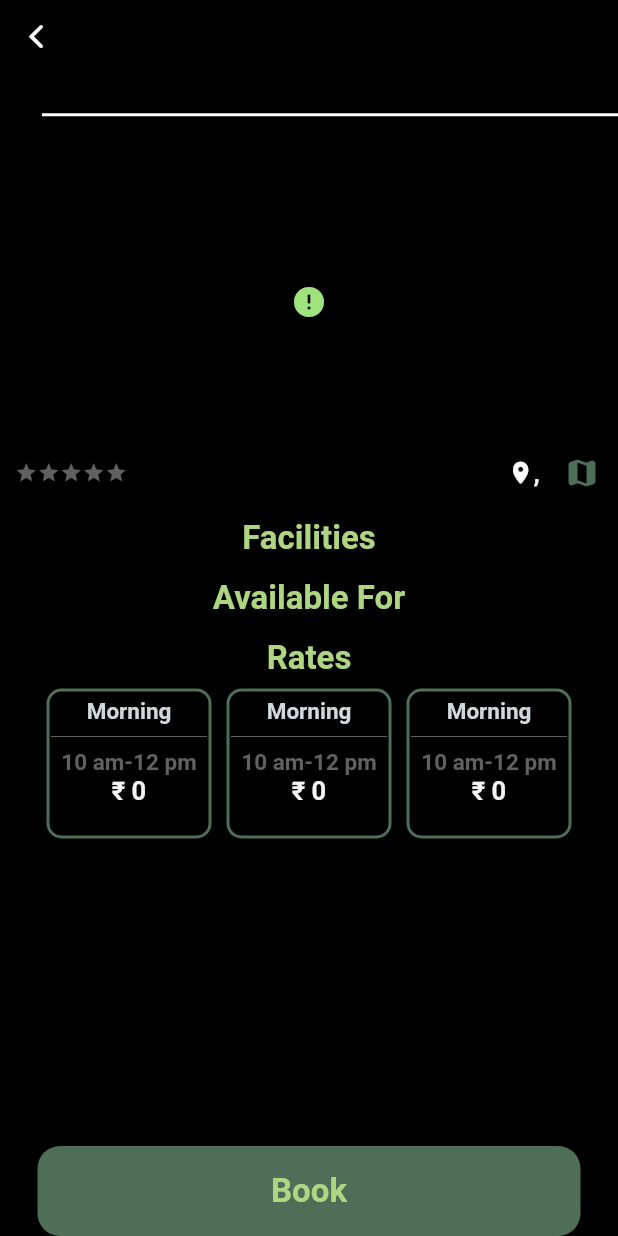
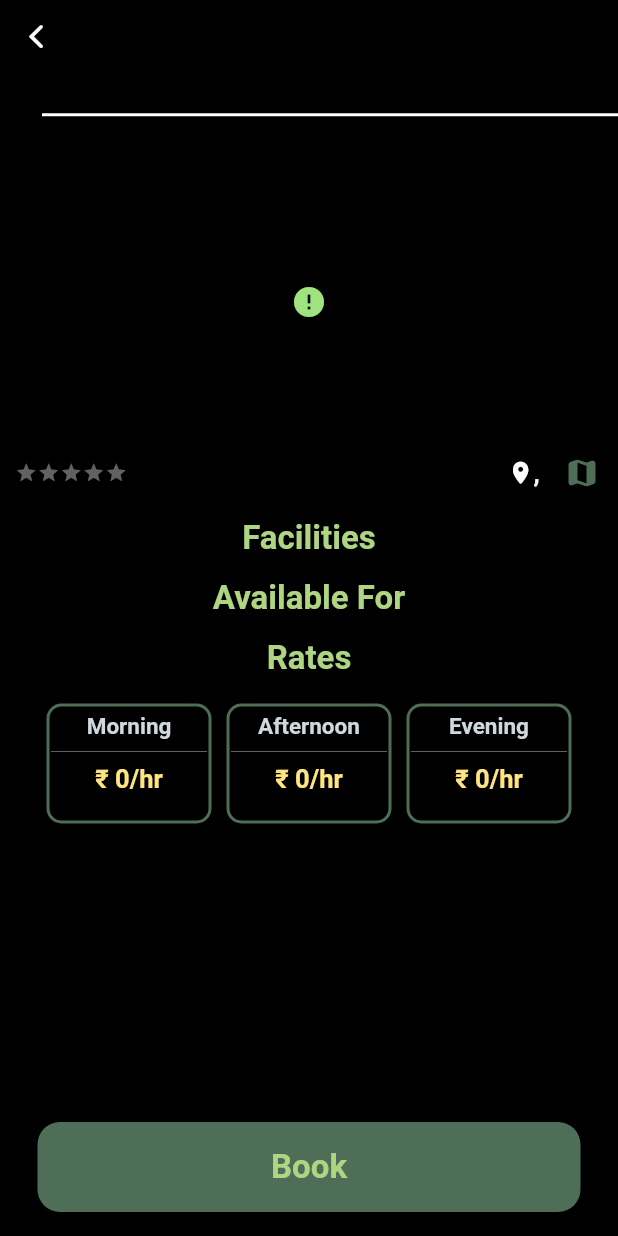
Before and after one commit to AmarchandK/estadio, a Flutter app: the DescriptionPage screen opened directly with empty values, on a phone screen of 412 x 824 dp. Run offline on Flutter 3.47's test engine with Material 2 defaults, Android fonts, the phone set to English and light mode, and no system bars; drawn by our look-alikes of cached_network_image, carousel_slider, flutter_rating_bar; our stand-ins replace blurrycontainer, dio, flutter_secure_storage, fluttertoast, geocoding, geolocator and 7 more; missing offline and left inert: flutter_custom_cards, horizontal_calendar; accounts and stored records are empty; network calls fail; Roboto replaces fonts that are missing (Andika); statements that could not run were skipped.

Commit message:
description ok

```diff
--- a/lib/view/discription/discriptiom.dart
+++ b/lib/view/discription/discriptiom.dart
@@ -131,22 +131,27 @@ class DescriptionPage extends StatelessWidget {
               ],
             ),
             subTittle('Rates'),
+            h10,
             SizedBox(
-              height: 100,
+              height: 80,
               child: ListView.separated(
                   scrollDirection: Axis.horizontal,
                   shrinkWrap: true,
                   physics: const NeverScrollableScrollPhysics(),
                   itemBuilder: (context, index) => timings(
                       amount: price[index],
-                      time: '10 am-12 pm',
-                      timetype: 'Morning'),
+                      timetype: index == 0
+                          ? 'Morning'
+                          : index == 1
+                              ? 'Afternoon'
+                              : 'Evening'),
                   separatorBuilder: (context, index) => w10,
                   itemCount: 3),
             ),
+            const SizedBox(height: 100)
           ]),
         ),
-        floatingActionButtonLocation: FloatingActionButtonLocation.centerDocked,
+        floatingActionButtonLocation: FloatingActionButtonLocation.centerFloat,
         floatingActionButton: Booking(datum: datum),
       ),
     );
--- a/lib/view/discription/widgets/amout_category.dart
+++ b/lib/view/discription/widgets/amout_category.dart
@@ -3,23 +3,22 @@ import 'package:flutter/material.dart';
 
 import '../../../constants/colors.dart';
 
-Container timings({amount, time, timetype}) {
+Container timings({amount, timetype}) {
   return Container(
     padding: const EdgeInsets.symmetric(vertical: 4),
     decoration: BoxDecoration(
-        border: Border.all(color: darkGreen, width: 2),
-        borderRadius: const BorderRadius.all(Radius.circular(10))),
+      border: Border.all(color: darkGreen, width: 2),
+      borderRadius: const BorderRadius.all(
+        Radius.circular(10),
+      ),
+    ),
     width: 110,
     child: Column(
       children: [
         contentsText(text: timetype, color: Colors.blueGrey[100]),
-        const Divider(
-          color: greyColor,
-          endIndent: 1,
-          indent: 1,
-        ),
-        contentsText(text: time, color: greyColor),
-        contentsText(text: '₹ $amount', size: 17),
+        const Divider(color: greyColor, endIndent: 1, indent: 1),
+        contentsText(
+            text: '₹ $amount/hr', size: 17, color: Colors.amberAccent[100]),
       ],
     ),
   );
```
